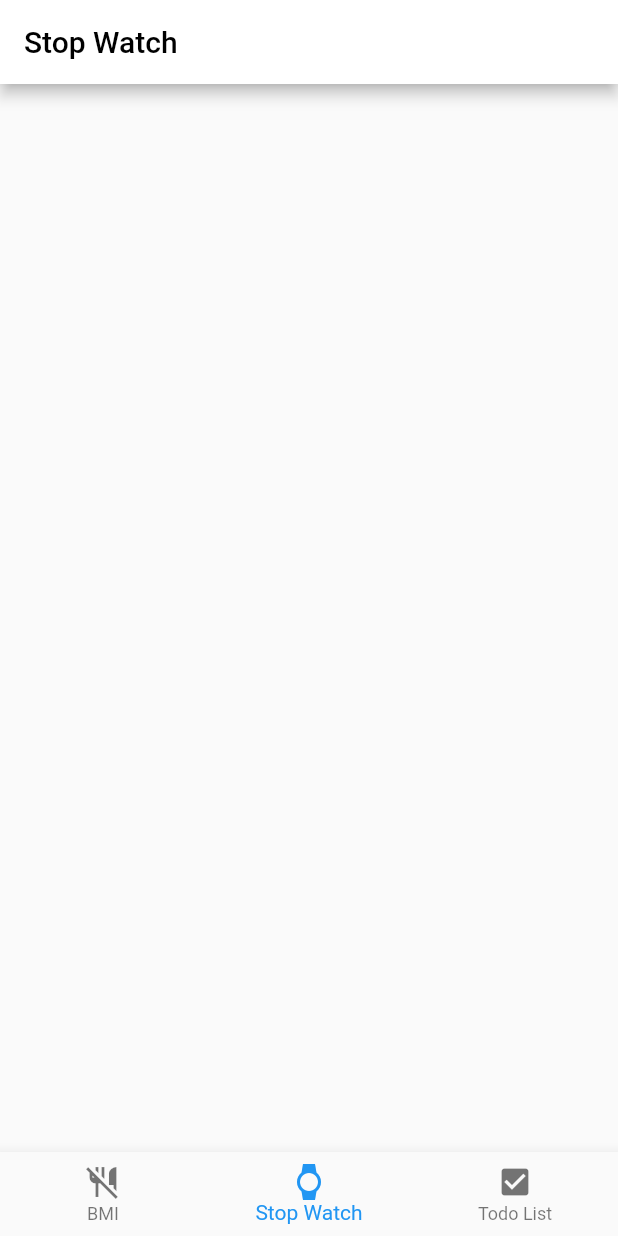
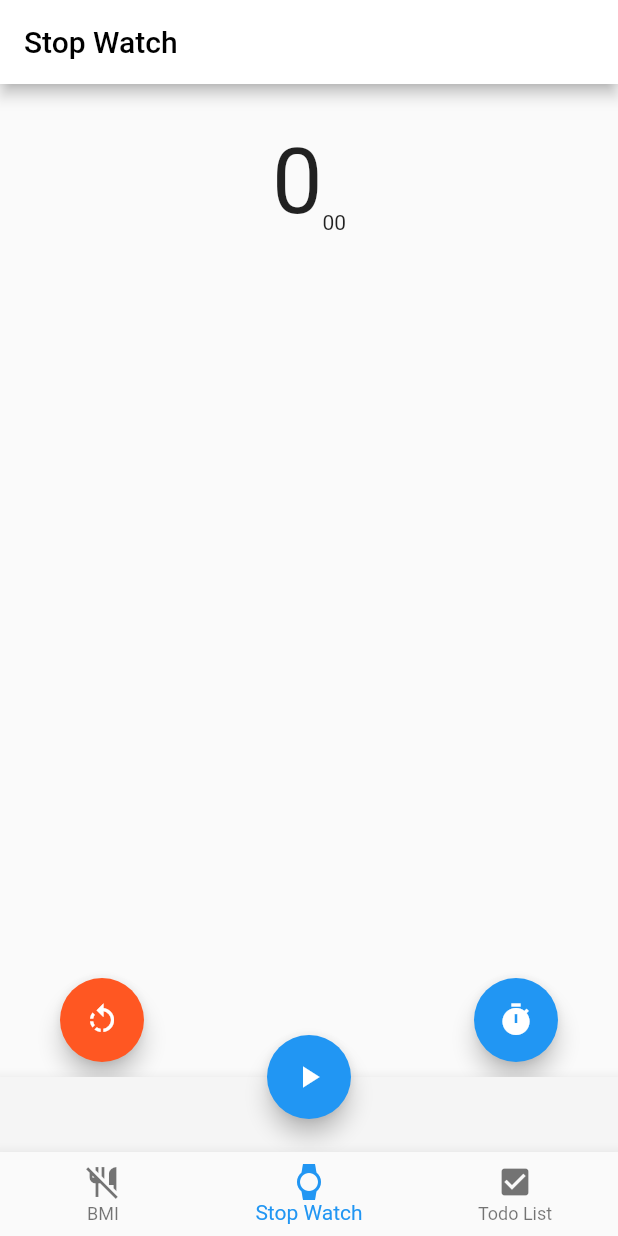
Before and after one commit to jacobkosmart/bmi-stopwatch-todo-flutter, a Flutter app: the screen it shows after launch, item 2 of the bottom bar chosen, on a phone screen of 412 x 824 dp. Run offline on Flutter 3.47's test engine with Material 2 defaults, Android fonts, the phone set to English and light mode, and no system bars.

Commit message:
bmi stopWatch

```diff
--- a/lib/main.dart
+++ b/lib/main.dart
@@ -41,7 +41,12 @@ class _HomeState extends State<Home> {
 
   @override
   Widget build(BuildContext context) {
-    return Scaffold(
+    // 키보드 밖으로 클릭 시, 키보드 감추기 (! 해당 경로 최상단 Scaffold 를 warp 하고 GestureDetector 설정)
+    return GestureDetector(
+      onTap: () {
+        FocusScope.of(context).unfocus();
+      },
+      child: Scaffold(
         // appBar: AppBar(
         //   backgroundColor: Colors.white,
         //   title: Text(
@@ -72,6 +77,7 @@ class _HomeState extends State<Home> {
             ),
           ],
         ),
+      ),
     );
   }
 }
--- a/lib/stopWatch/stop_watch.dart
+++ b/lib/stopWatch/stop_watch.dart
@@ -18,12 +18,83 @@ class _StopWatch1State extends State<StopWatch1> {
           style: TextStyle(color: Colors.black),
         ),
       ),
-      body: Container(
-        padding: const EdgeInsets.all(16.0),
-        child: Form(
-          child: Column(),
+      body: _buildBody(),
+      bottomNavigationBar: BottomAppBar(
+        color: Colors.grey[100],
+        child: Container(
+          height: 50,
         ),
       ),
+      floatingActionButton: FloatingActionButton(
+        // 시작 버튼 클릭하면 _clickButton 버튼 시작
+        onPressed: () {
+          setState(() {
+            _clickButton();
+          });
+        },
+        child: Icon(Icons.play_arrow),
+      ),
+      floatingActionButtonLocation: FloatingActionButtonLocation.centerDocked,
     );
   }
 }
+
+// Body 내용 부분
+Widget _buildBody() {
+  return Center(
+    child: Padding(
+      padding: const EdgeInsets.only(top: 30),
+      child: Stack(
+        children: <Widget>[
+          Column(
+            children: <Widget>[
+              Row(
+                // 시간을 표시하는 영역
+                mainAxisAlignment: MainAxisAlignment.center,
+                crossAxisAlignment: CrossAxisAlignment.end,
+                children: <Widget>[
+                  Text(
+                    "0",
+                    style: TextStyle(fontSize: 60),
+                  ),
+                  Text('00'), // 1 /100초
+                ],
+              ),
+              Container(
+                // 랩타입을 표시하는 영역
+                width: 100,
+                height: 100,
+                child: ListView(
+                  children: <Widget>[],
+                ),
+              ),
+            ],
+          ),
+          Positioned(
+            left: 40,
+            bottom: 10,
+            child: FloatingActionButton(
+              // 왼쪽 아래에 위치한 초기화 버튼
+              backgroundColor: Colors.deepOrange,
+              onPressed: () {},
+              child: Icon(Icons.rotate_left),
+            ),
+          ),
+          Positioned(
+            // 오른쪽 아래에 위치한
+            right: 40,
+            bottom: 10,
+            child: FloatingActionButton(
+              onPressed: () {},
+              child: Icon(Icons.timer),
+            ),
+          )
+        ],
+      ),
+    ),
+  );
+}
+
+// 시작 또는 일시 정지 버튼 클릭
+
+void _clickButton() {}
```
Also changed, not shown: lib/bmi/bmi.dart (+71 -1 lines), lib/bmi/bmi_result.dart (added, +102 -0 lines), 1 other file. Lines whose indentation alone changed are shown as unchanged.
